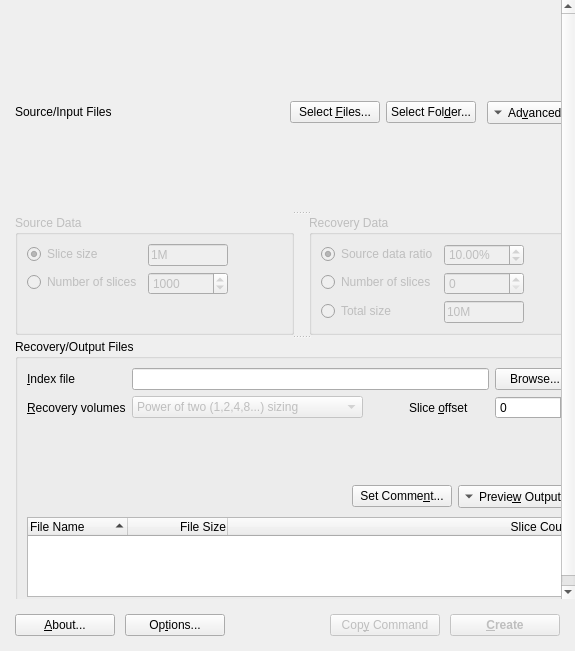
The window that mainwindow.ui (animetosho/ParParGUI) describes before a commit, drawn with Qt 5.
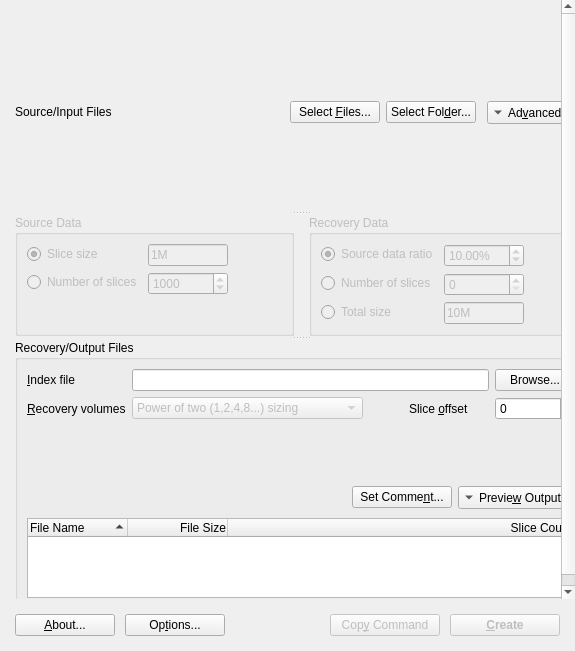
The same window after the commit. Icons and pictures are not drawn. Custom widgets are drawn as their Qt base class.

Commit message: Fix sizing issue on Qt5

What changed in the file:
```diff
--- a/mainwindow.ui
+++ b/mainwindow.ui
@@ -53,7 +53,7 @@
         <rect>
          <x>0</x>
          <y>0</y>
-         <width>577</width>
+         <width>578</width>
          <height>599</height>
         </rect>
        </property>
@@ -554,18 +554,6 @@
               <property name="enabled">
                <bool>false</bool>
               </property>
-              <property name="minimumSize">
-               <size>
-                <width>0</width>
-                <height>90</height>
-               </size>
-              </property>
-              <property name="maximumSize">
-               <size>
-                <width>16777215</width>
-                <height>120</height>
-               </size>
-              </property>
               <property name="title">
                <string>Source Data</string>
               </property>
@@ -639,18 +627,6 @@
               <property name="enabled">
                <bool>false</bool>
               </property>
-              <property name="minimumSize">
-               <size>
-                <width>0</width>
-                <height>120</height>
-               </size>
-              </property>
-              <property name="maximumSize">
-               <size>
-                <width>16777215</width>
-                <height>120</height>
-               </size>
-              </property>
               <property name="title">
                <string>Recovery Data</string>
               </property>
@@ -748,6 +724,12 @@
            </layout>
           </widget>
           <widget class="QGroupBox" name="grpDest">
+           <property name="sizePolicy">
+            <sizepolicy hsizetype="Preferred" vsizetype="Expanding">
+             <horstretch>0</horstretch>
+             <verstretch>50</verstretch>
+            </sizepolicy>
+           </property>
            <property name="title">
             <string>Recovery/Output Files</string>
            </property>
```
Left out of the diff: 6 changed lines with no effect on the pictures. The commit also changes 1 other file.
